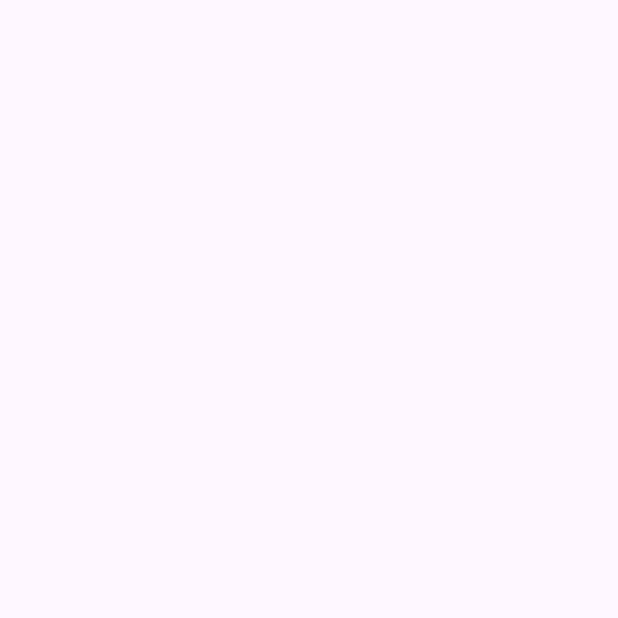
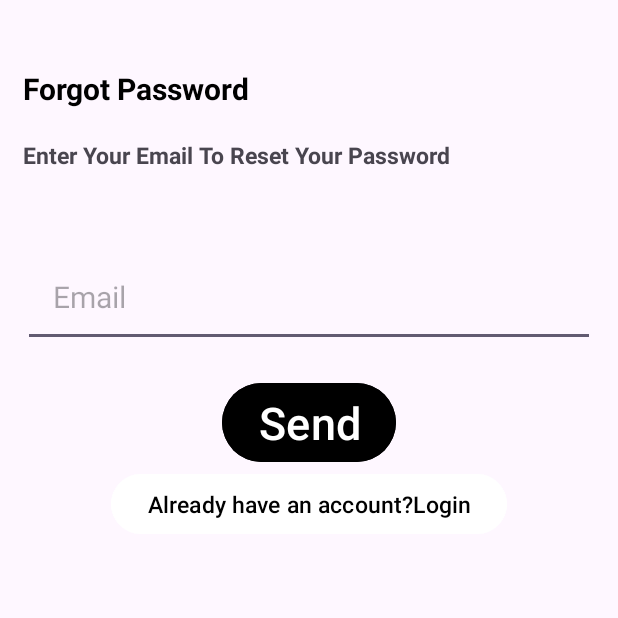
Before and after one commit to ANTONINEUTRON/WomenTechstersFirstApp_TutorsVersion, an Android app: the ForgotPasswordActivity screen opened directly, with no data from a screen before it, on a phone screen of 412 x 824 dp, the top half of it. Before the commit the part shown is empty. Run offline under Robolectric (Android 15) with nearby library versions, the phone set to English and light mode, and no system bars.

Commit message:
November 22nd features implemented by lunch break

```diff
--- a/app/src/main/AndroidManifest.xml
+++ b/app/src/main/AndroidManifest.xml
@@ -12,6 +12,9 @@
         android:supportsRtl="true"
         android:theme="@style/Theme.WomenTechstersFirstApp"
         tools:targetApi="31">
+        <activity
+            android:name=".HomeActivity"
+            android:exported="false" />
         <activity
             android:name=".ForgotPasswordActivity"
             android:exported="false" />
--- a/app/src/main/res/layout/activity_forgot_password.xml
+++ b/app/src/main/res/layout/activity_forgot_password.xml
@@ -4,6 +4,57 @@
     xmlns:tools="http://schemas.android.com/tools"
     android:layout_width="match_parent"
     android:layout_height="match_parent"
+    android:padding="15dp"
     tools:context=".ForgotPasswordActivity">
-
+    <TextView
+        android:id="@+id/header1"
+        android:layout_width="match_parent"
+        android:layout_height="wrap_content"
+        android:text="Forgot Password"
+        android:textSize="20sp"
+        android:textStyle="bold"
+        android:textColor="#000"
+        android:layout_marginTop="30dp"
+        app:layout_constraintTop_toTopOf="parent" />
+    <TextView
+        android:id="@+id/header2"
+        android:layout_width="match_parent"
+        android:layout_height="wrap_content"
+        android:text="Enter Your Email To Reset Your Password"
+        app:layout_constraintTop_toBottomOf="@id/header1"
+        android:layout_marginTop="20dp"
+        android:textSize="15sp"
+        android:textStyle="bold" />
+    <EditText
+        android:id="@+id/email"
+        android:layout_width="match_parent"
+        android:layout_height="wrap_content"
+        android:hint="Email"
+        android:textSize="20sp"
+        android:inputType="textEmailAddress"
+        android:layout_marginTop="50dp"
+        android:padding="20dp"
+        app:layout_constraintTop_toBottomOf="@id/header2" />
+    <Button
+        android:id="@+id/send"
+        android:layout_width="wrap_content"
+        android:layout_height="wrap_content"
+        android:text="Send"
+        android:textSize="30sp"
+        android:layout_marginTop="20dp"
+        android:backgroundTint="#000"
+        app:layout_constraintStart_toStartOf="parent"
+        app:layout_constraintEnd_toEndOf="parent"
+        app:layout_constraintTop_toBottomOf="@id/email"/>
+    <Button
+        android:id="@+id/header4"
+        android:layout_width="wrap_content"
+        android:layout_height="wrap_content"
+        android:text="Already have an account?Login"
+        android:backgroundTint="#fff"
+        android:textColor="#000"
+        android:textSize="15sp"
+        app:layout_constraintTop_toBottomOf="@id/send"
+        app:layout_constraintStart_toStartOf="parent"
+        app:layout_constraintEnd_toEndOf="parent"/>
 </androidx.constraintlayout.widget.ConstraintLayout>
--- a/app/src/main/res/layout/activity_login.xml
+++ b/app/src/main/res/layout/activity_login.xml
@@ -59,7 +59,7 @@
         app:layout_constraintTop_toBottomOf="@id/username"/>
 
     <Button
-        android:id="@+id/button"
+        android:id="@+id/loginButton"
         android:layout_width="200dp"
         android:layout_height="wrap_content"
         android:layout_marginTop="20dp"
@@ -84,7 +84,7 @@
         android:textColor="#000"
         app:layout_constraintStart_toStartOf="parent"
         app:layout_constraintEnd_toEndOf="parent"
-        app:layout_constraintTop_toBottomOf="@id/button"/>
+        app:layout_constraintTop_toBottomOf="@id/loginButton"/>
 
     <Button
         android:id="@+id/createNewAccount"
```
Also changed, not shown: app/src/main/java/com/wtm/womentechstersfirstapp/HomeActivity.kt (added, +11 -0 lines), app/src/main/java/com/wtm/womentechstersfirstapp/LoginActivity.kt (+16 -2 lines), app/src/main/res/layout/activity_home.xml (added, +16 -0 lines).
